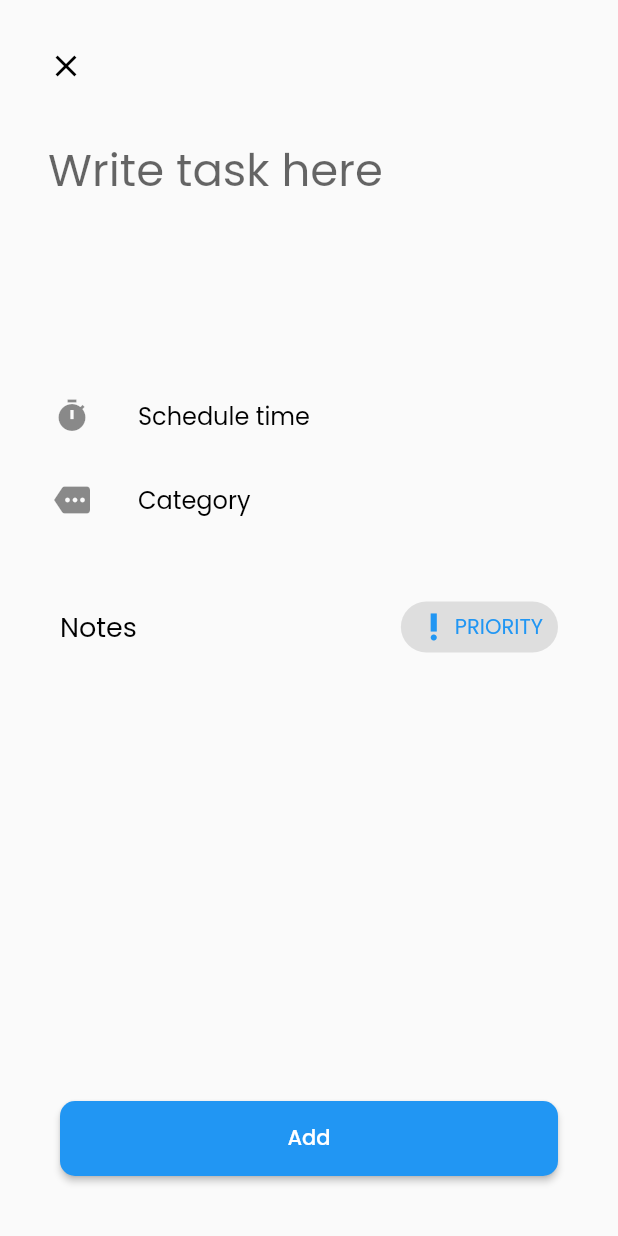
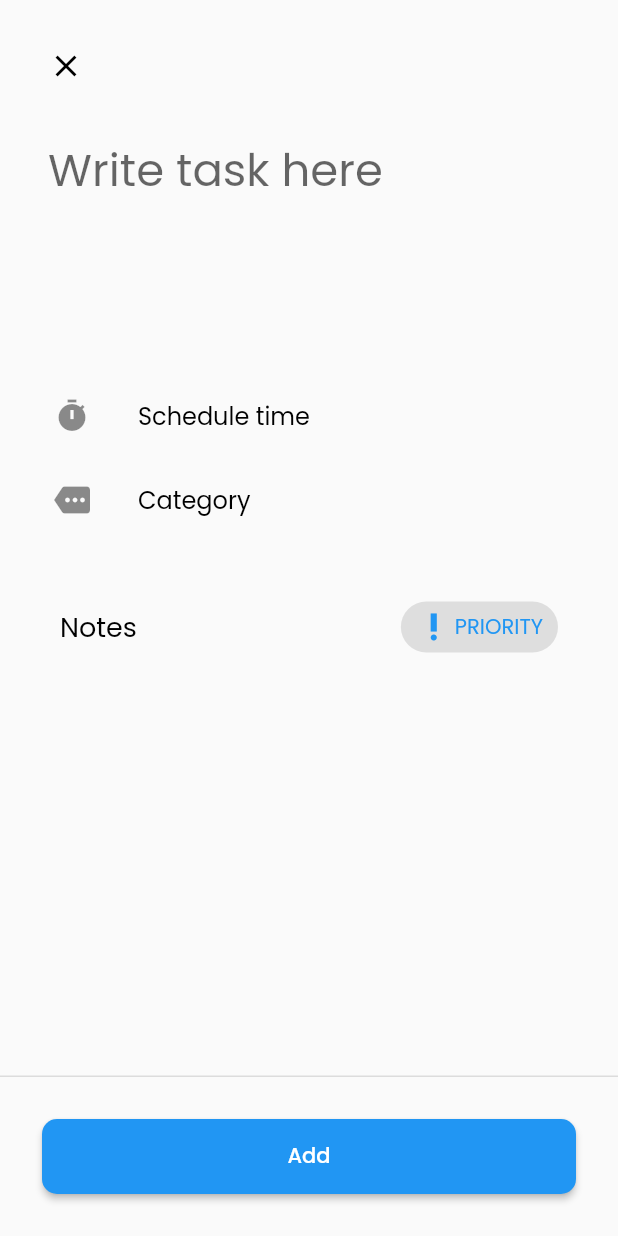
Before and after one commit to adtoba/TakeNote, a Flutter app: the screen it shows after launch, after a tap on the "add" icon, on a phone screen of 412 x 824 dp. Run offline on Flutter 3.47's test engine with Material 2 defaults, Android fonts, the phone set to English and light mode, and no system bars; our stand-ins replace dynamic_theme, flutter_slidable, google_fonts, shared_preferences, sqflite, table_calendar; accounts and stored records are empty.

Commit message:
Final commit

```diff
--- a/lib/main.dart
+++ b/lib/main.dart
@@ -1,4 +1,5 @@
 import 'dart:ui';
+import 'package:TakeNote/views/splash_screen.dart';
 import 'package:dynamic_theme/dynamic_theme.dart';
 import 'package:flutter/material.dart';
 import 'package:google_fonts/google_fonts.dart';
@@ -33,9 +34,9 @@ class MyApp extends StatelessWidget {
         ),
       themedWidgetBuilder: (BuildContext context, ThemeData theme) {
         return  MaterialApp(
-          title: 'Flutter Demo',
+          title: 'TakeNote',
           theme: theme,
-          home: const AllTasks()
+          home: SplashScreen()
         );
       }
 
--- a/lib/utils/navigation.dart
+++ b/lib/utils/navigation.dart
@@ -6,3 +6,10 @@ void push(BuildContext context, Widget screen) {
     return screen;
   }));
 }
+
+void pushUntil(BuildContext context, Widget screen) {
+  Navigator.pushAndRemoveUntil(context, MaterialPageRoute<dynamic>(builder: (BuildContext context) {
+    return screen;
+  }), (Route<dynamic> route) => false);
+
+}
--- a/lib/views/add_task.dart
+++ b/lib/views/add_task.dart
@@ -160,16 +160,17 @@ class _AddTaskState extends State<AddTask> {
                   ),
                 ),
               ),
-
-              Align(
-                alignment: Alignment.bottomCenter,
-                child: Padding(
+            ],
+          ),
+        ),
+        persistentFooterButtons: <Widget>[
+          Padding(
             padding: const EdgeInsets.all(20.0),
             child: MaterialButton(
               shape: RoundedRectangleBorder(
                 borderRadius: BorderRadius.circular(10.0)
               ),
-                    minWidth: double.infinity,
+              minWidth: 500,
               height: 50.0,
               onPressed: () => _handleAddTask(),
               color: Colors.blue,
@@ -177,10 +178,7 @@ class _AddTaskState extends State<AddTask> {
               child: const Text('Add'),
             ),
           ),
-              )
         ],
-          ),
-        ),
       ),
     );
   }
--- a/lib/views/all_task.dart
+++ b/lib/views/all_task.dart
@@ -74,10 +74,15 @@ class _AllTasksState extends State<AllTasks> {
     super.initState();
   }
 
+
   @override
   void didChangeDependencies() {
-    updateListView();
     super.didChangeDependencies();
+    if (_tasksList == null) {
+      _tasksList = List<TodoTask>();
+      updateListView();
+    }
+    // updateListView();
   }
 
   @override
@@ -130,6 +135,7 @@ class _AllTasksState extends State<AllTasks> {
                 const Divider(),
                 Builder(
                   builder: (BuildContext context) {
+                    updateListView();
                     if(_tasksList == null || _tasksList.isEmpty) {
                       return Center(
                         child: Column(
@@ -364,8 +370,8 @@ class _AllTasksState extends State<AllTasks> {
       final Future<List<TodoTask>> taskListFuture = _databaseHelper.getTaskList();
       taskListFuture.then((List<TodoTask> taskList) {
         setState(() {
-          _tasksList = taskList;
-          _count = taskList.length;
+          this._tasksList = taskList;
+          this._count = taskList.length;
         });
       });
     });
--- /dev/null
+++ b/lib/views/splash_screen.dart
@@ -0,0 +1,46 @@
+import 'dart:async';
+
+import 'package:TakeNote/utils/navigation.dart';
+import 'package:TakeNote/views/all_task.dart';
+import 'package:flutter/material.dart';
+
+class SplashScreen extends StatefulWidget {
+  @override
+  _SplashScreenState createState() => _SplashScreenState();
+}
+
+class _SplashScreenState extends State<SplashScreen> {
+
+  @override
+  void initState() {
+    super.initState();
+    Timer(const Duration(seconds: 4), () {
+      pushUntil(context, const AllTasks());
+    });
+  }
+
+  @override
+  Widget build(BuildContext context) {
+    return Scaffold(
+      body: Stack(
+        children: <Widget>[
+          Align(
+            alignment: Alignment.center,
+            child: Image.asset('assets/images/file.png', height: 100.0, width: 100.0),
+          ),
+
+          const Align(
+            alignment: Alignment.bottomCenter,
+            child: Padding(
+              padding: EdgeInsets.all(20.0),
+              child: Text(
+                'TakeNote',
+                style: TextStyle(letterSpacing: 1.0, fontSize: 20.0)
+              ),
+            ),
+          )
+        ],
+      ),
+    );
+  }
+}
--- a/pubspec.yaml
+++ b/pubspec.yaml
@@ -1,5 +1,5 @@
 name: TakeNote
-description: A new Flutter project.
+description: A daily todo app.
 
 # The following defines the version and build number for your application.
 # A version number is three numbers separated by dots, like 1.2.43
@@ -50,6 +50,9 @@ flutter:
   # the material Icons class.
   uses-material-design: true
 
+  assets:
+    - assets/images/
+
   # To add assets to your application, add an assets section, like this:
   # assets:
   #  - images/a_dot_burr.jpeg
```
Also changed, not shown: pubspec.lock, 1 other file. Lines whose indentation alone changed are shown as unchanged.
